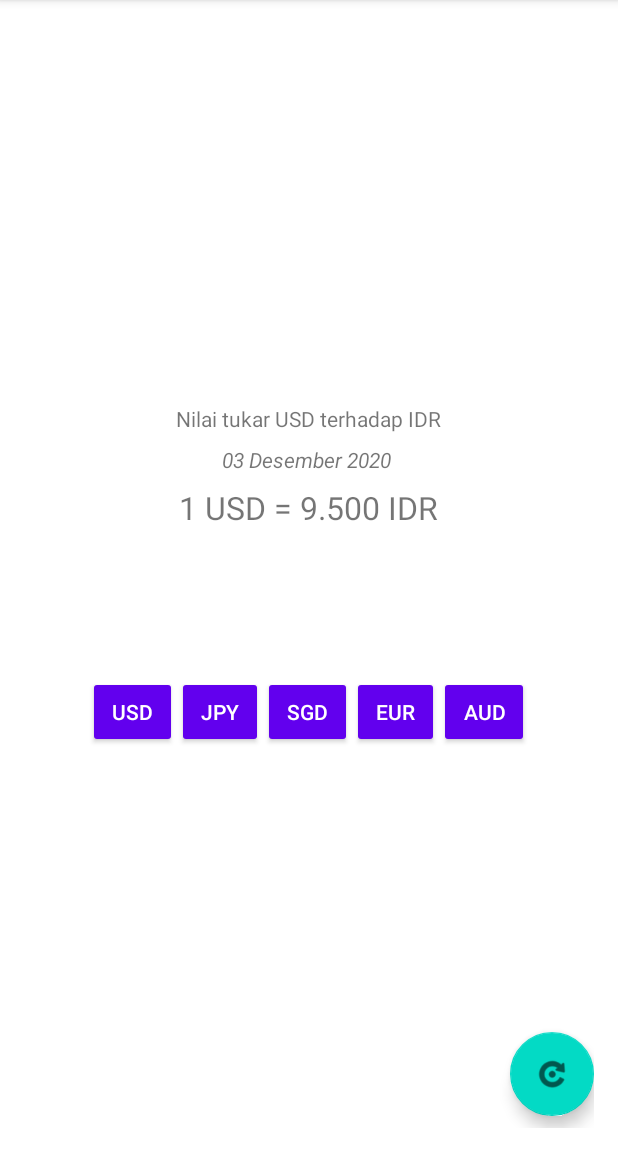
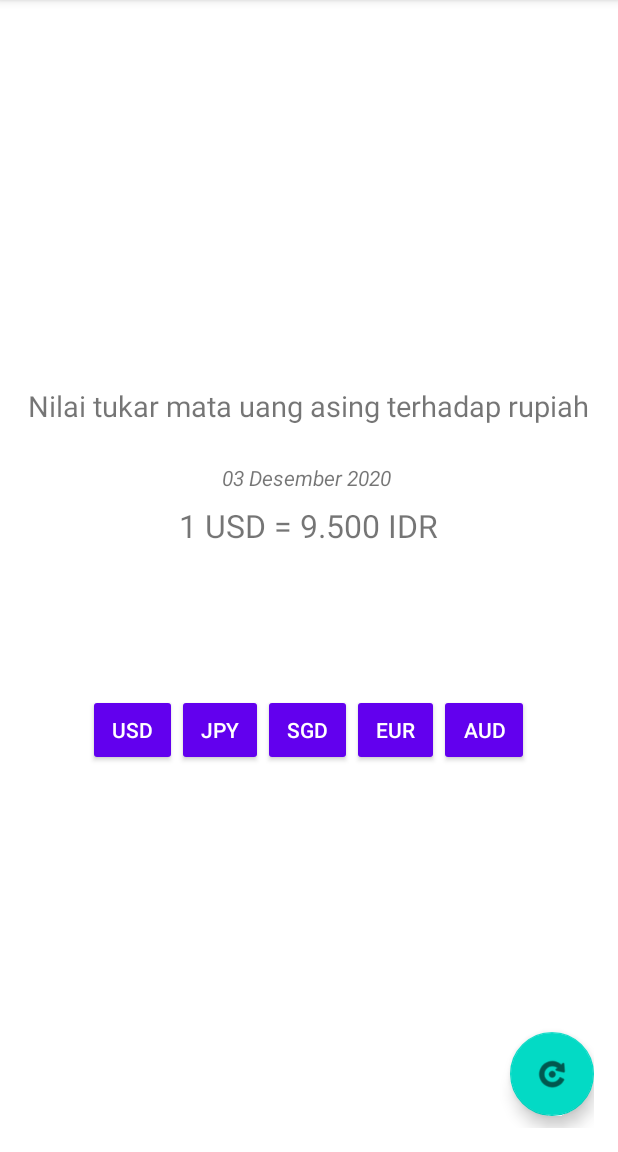
Before and after one commit to ewinsutriandi/SimpleAPIAccess-Volley-KursRupiah, an Android app: the screen it shows after launch (MainActivity), on a phone screen of 412 x 824 dp, the part 84-1236 px from its top. Run offline under Robolectric (Android 15) with nearby library versions, the phone set to English and light mode, and no system bars; our stand-ins replace Volley; network calls fail.

Commit message:
fix title

```diff
--- a/app/src/main/java/simple/example/kursrupiah/MainActivity.java
+++ b/app/src/main/java/simple/example/kursrupiah/MainActivity.java
@@ -38,6 +38,7 @@ public class MainActivity extends AppCompatActivity {
     JSONObject kursTerbaru;
     DecimalFormat formatUang;
     @Override
+
     protected void onCreate(Bundle savedInstanceState) {
         super.onCreate(savedInstanceState);
         setContentView(R.layout.activity_main);
--- a/app/src/main/res/layout/activity_main.xml
+++ b/app/src/main/res/layout/activity_main.xml
@@ -1,6 +1,5 @@
 <?xml version="1.0" encoding="utf-8"?>
-<RelativeLayout
-    xmlns:android="http://schemas.android.com/apk/res/android"
+<RelativeLayout xmlns:android="http://schemas.android.com/apk/res/android"
     xmlns:app="http://schemas.android.com/apk/res-auto"
     xmlns:tools="http://schemas.android.com/tools"
     android:layout_width="match_parent"
@@ -13,136 +12,113 @@
     <LinearLayout
         android:layout_width="match_parent"
         android:layout_height="match_parent"
-        android:orientation="vertical"
         android:gravity="center"
-        >
+        android:orientation="vertical">
+
+        <TextView
+            android:layout_width="wrap_content"
+            android:layout_height="wrap_content"
+            android:layout_marginBottom="17dp"
+            android:text="Nilai tukar mata uang asing terhadap rupiah"
+            android:textSize="19sp" />
+
+
+        <TextView
+            android:id="@+id/tglKurs"
+            android:layout_width="wrap_content"
+            android:layout_height="wrap_content"
+            android:layout_marginTop="8dp"
+            android:text="03 Desember 2020 "
+            android:textStyle="italic" />
 
         <LinearLayout
             android:layout_width="match_parent"
             android:layout_height="wrap_content"
-            android:orientation="horizontal"
+            android:layout_marginTop="8dp"
             android:gravity="center"
-            >
-            <TextView
-                android:layout_width="wrap_content"
-                android:layout_height="wrap_content"
-                android:text="Nilai tukar "
-                />
-            <TextView
-                android:layout_width="wrap_content"
-                android:layout_height="wrap_content"
-                android:text="USD"
-                />
-            <TextView
-                android:layout_width="wrap_content"
-                android:layout_height="wrap_content"
-                android:text=" terhadap "
-                 />
-            <TextView
-                android:layout_width="wrap_content"
-                android:layout_height="wrap_content"
-                android:text="IDR"
-                 />
-        </LinearLayout>
-        <TextView
-            android:id="@+id/tglKurs"
-            android:layout_marginTop="8dp"
-            android:layout_width="wrap_content"
-            android:layout_height="wrap_content"
-            android:text="03 Desember 2020 "
-            android:textStyle="italic"
-            />
-        <LinearLayout
-            android:layout_marginTop="8dp"
-            android:layout_width="match_parent"
-            android:layout_height="wrap_content"
-            android:orientation="horizontal"
-            android:gravity="center"
-            >
+            android:orientation="horizontal">
+
             <TextView
                 android:id="@+id/txMataUang"
                 android:layout_width="wrap_content"
                 android:layout_height="wrap_content"
                 android:text="1 USD"
-                android:textSize="21sp"
-                />
+                android:textSize="21sp" />
+
             <TextView
                 android:layout_width="wrap_content"
                 android:layout_height="wrap_content"
                 android:text=" = "
-                android:textSize="21sp"
-                />
+                android:textSize="21sp" />
+
             <TextView
                 android:id="@+id/txNilaiTukarIDR"
                 android:layout_width="wrap_content"
                 android:layout_height="wrap_content"
                 android:text="9.500 IDR"
-                android:textSize="21sp"
-                />
+                android:textSize="21sp" />
         </LinearLayout>
 
         <ProgressBar
             android:id="@+id/loadingIndicator"
-            android:layout_marginTop="24dp"
             android:layout_width="50dp"
             android:layout_height="50dp"
-            />
+            android:layout_marginTop="24dp" />
 
         <LinearLayout
             android:id="@+id/lyCurrency"
-            android:layout_marginTop="24dp"
             android:layout_width="match_parent"
             android:layout_height="wrap_content"
-            android:orientation="horizontal"
+            android:layout_marginTop="24dp"
             android:gravity="center"
-            >
+            android:orientation="horizontal">
+
             <Button
                 android:id="@+id/btnUSD"
                 style="@style/Widget.AppCompat.Button.Small"
                 android:layout_width="wrap_content"
                 android:layout_height="wrap_content"
-                android:text="USD"
-                />
+                android:text="USD" />
+
             <Button
                 android:id="@+id/btnJPY"
                 style="@style/Widget.AppCompat.Button.Small"
                 android:layout_width="wrap_content"
                 android:layout_height="wrap_content"
-                android:text="JPY"
-                />
+                android:text="JPY" />
+
             <Button
                 android:id="@+id/btnSGD"
                 style="@style/Widget.AppCompat.Button.Small"
                 android:layout_width="wrap_content"
                 android:layout_height="wrap_content"
-                android:text="SGD"
-                />
+                android:text="SGD" />
+
             <Button
                 android:id="@+id/btnEUR"
                 style="@style/Widget.AppCompat.Button.Small"
                 android:layout_width="wrap_content"
                 android:layout_height="wrap_content"
-                android:text="EUR"
-                />
+                android:text="EUR" />
+
             <Button
                 android:id="@+id/btnAUD"
                 style="@style/Widget.AppCompat.Button.Small"
                 android:layout_width="wrap_content"
                 android:layout_height="wrap_content"
-                android:text="AUD"
-                />
+                android:text="AUD" />
         </LinearLayout>
 
 
     </LinearLayout>
+
     <com.google.android.material.floatingactionbutton.FloatingActionButton
-        android:layout_marginBottom="8dp"
-        android:layout_alignParentEnd="true"
-        android:layout_alignParentBottom="true"
-        android:src="@android:drawable/ic_menu_rotate"
         android:id="@+id/btnRefresh"
         android:layout_width="wrap_content"
         android:layout_height="wrap_content"
-        android:text="Refresh"
-        />
+        android:layout_alignParentEnd="true"
+        android:layout_alignParentBottom="true"
+        android:layout_marginBottom="8dp"
+        android:src="@android:drawable/ic_menu_rotate"
+        android:text="Refresh" />
 </RelativeLayout>
```
